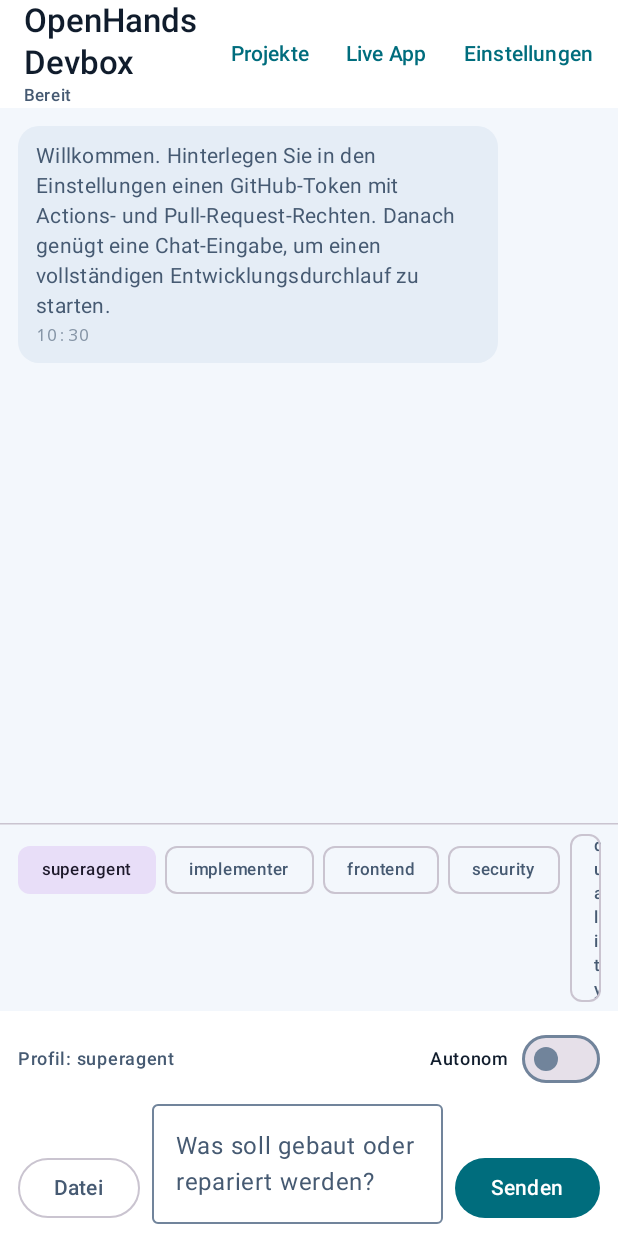
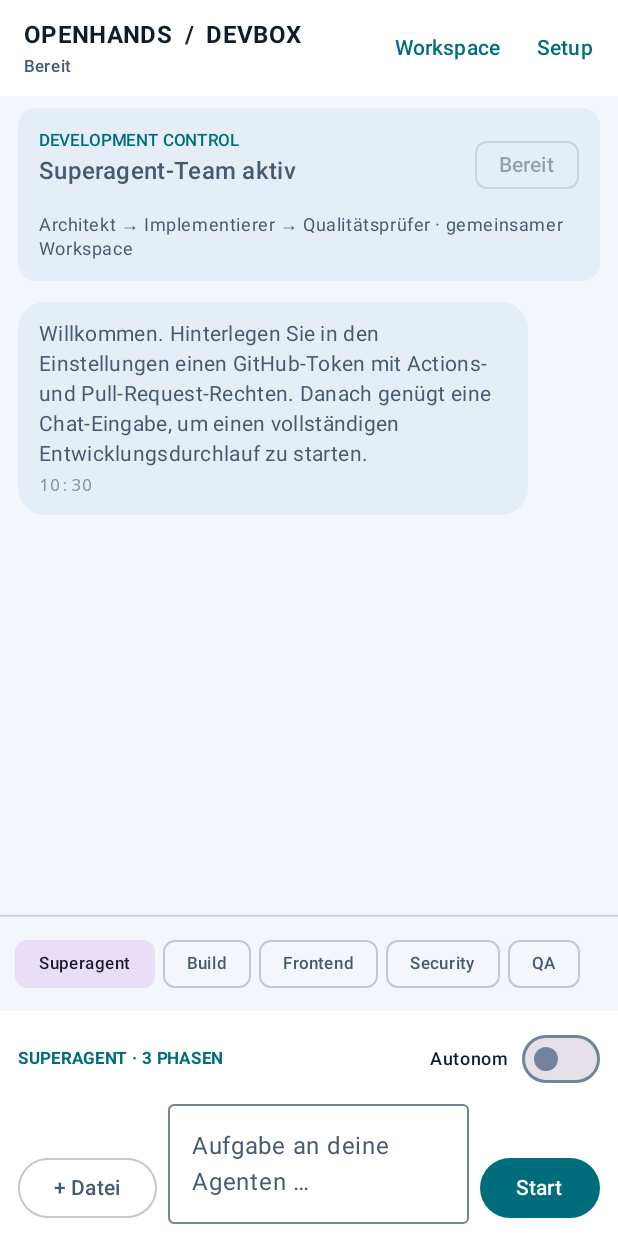
Before and after one commit to niknight1403/openhands-devbox, an Android app built with Jetpack Compose: the screen it shows after launch (MainActivity), on a phone screen of 412 x 824 dp. Run offline under Robolectric (Android 15) with nearby library versions, the phone set to English and light mode, and no system bars; pictures from the network do not load.

Commit message:
feat(ui): redesign mobile agent control center

```diff
--- a/android/app/src/main/java/dev/openhands/devbox/ui/ChatScreen.kt
+++ b/android/app/src/main/java/dev/openhands/devbox/ui/ChatScreen.kt
@@ -15,7 +15,6 @@ import androidx.compose.foundation.layout.heightIn
 import androidx.compose.foundation.layout.imePadding
 import androidx.compose.foundation.layout.navigationBarsPadding
 import androidx.compose.foundation.layout.padding
-import androidx.compose.foundation.layout.size
 import androidx.compose.foundation.layout.widthIn
 import androidx.compose.foundation.lazy.LazyColumn
 import androidx.compose.foundation.lazy.items
@@ -23,6 +22,8 @@ import androidx.compose.foundation.lazy.rememberLazyListState
 import androidx.compose.foundation.shape.RoundedCornerShape
 import androidx.compose.foundation.text.KeyboardOptions
 import androidx.compose.material3.Button
+import androidx.compose.material3.Card
+import androidx.compose.material3.CardDefaults
 import androidx.compose.material3.ExperimentalMaterial3Api
 import androidx.compose.material3.FilterChip
 import androidx.compose.material3.HorizontalDivider
@@ -72,13 +73,12 @@ fun ChatScreen(
     onMerge: (Int) -> Unit,
 ) {
     var draft by remember { mutableStateOf("") }
-    // Dateien, Fotos und Videos direkt vom Gerät; die App laedt sie danach
-    // ins Zielprojekt und gibt die Adressen an den Lauf weiter.
     val dateiAuswahl = rememberLauncherForActivityResult(ActivityResultContracts.GetContent()) { uri ->
         if (uri != null) onAttach(uri)
     }
     val listState = rememberLazyListState()
     val uriHandler = LocalUriHandler.current
+    val isOrchestrated = profile == "superagent"
 
     LaunchedEffect(messages.size) {
         if (messages.isNotEmpty()) listState.animateScrollToItem(messages.size - 1)
@@ -88,127 +88,89 @@ fun ChatScreen(
         topBar = {
             TopAppBar(
                 title = {
-                    Column {
-                        Text("OpenHands Devbox", fontWeight = FontWeight.SemiBold)
-                        Text(
-                            text = statusText,
-                            style = MaterialTheme.typography.labelSmall,
-                            color = MaterialTheme.colorScheme.onSurfaceVariant,
-                        )
+                    Column(verticalArrangement = Arrangement.spacedBy(1.dp)) {
+                        Text("OPENHANDS  /  DEVBOX", style = MaterialTheme.typography.titleMedium, fontWeight = FontWeight.Bold)
+                        Text(statusText, style = MaterialTheme.typography.labelSmall,
+                            color = if (busy) MaterialTheme.colorScheme.primary else MaterialTheme.colorScheme.onSurfaceVariant)
                     }
                 },
                 actions = {
-                    TextButton(onClick = onOpenProjects) { Text("Projekte") }
-                    TextButton(onClick = onOpenLiveApp) { Text("Live App") }
-                    if (runUrl != null) {
-                        TextButton(onClick = { runUrl.let { uriHandler.openUri(it) } }) { Text("Lauf") }
-                    }
-                    TextButton(onClick = onOpenSettings) { Text("Einstellungen") }
+                    TextButton(onClick = onOpenProjects) { Text("Workspace") }
+                    if (runUrl != null) TextButton(onClick = { uriHandler.openUri(runUrl) }) { Text("Lauf") }
+                    TextButton(onClick = onOpenSettings) { Text("Setup") }
                 },
             )
         },
         bottomBar = {
-            Column(
-                modifier = Modifier
-                    .fillMaxWidth()
-                    .background(MaterialTheme.colorScheme.surface)
-                    .imePadding()
-                    .navigationBarsPadding()
-                    .padding(horizontal = 12.dp, vertical = 8.dp),
-            ) {
-                Row(
-                    verticalAlignment = Alignment.CenterVertically,
-                    horizontalArrangement = Arrangement.spacedBy(8.dp),
-                ) {
-                    Text(
-                        text = "Profil: $profile",
-                        modifier = Modifier.weight(1f),
-                        style = MaterialTheme.typography.labelMedium,
-                        color = MaterialTheme.colorScheme.onSurfaceVariant,
-                    )
+            Column(modifier = Modifier.fillMaxWidth().background(MaterialTheme.colorScheme.surface)
+                .imePadding().navigationBarsPadding().padding(horizontal = 12.dp, vertical = 8.dp)) {
+                Row(verticalAlignment = Alignment.CenterVertically, horizontalArrangement = Arrangement.spacedBy(8.dp)) {
+                    Text(if (isOrchestrated) "SUPERAGENT · 3 PHASEN" else "SPEZIALISTEN-PROFIL",
+                        modifier = Modifier.weight(1f), style = MaterialTheme.typography.labelSmall,
+                        color = MaterialTheme.colorScheme.primary, fontWeight = FontWeight.Bold)
                     Text("Autonom", style = MaterialTheme.typography.labelMedium)
-                    Switch(
-                        checked = autoMerge,
-                        onCheckedChange = onAutoMergeChange,
-                        enabled = !busy,
-                    )
+                    Switch(checked = autoMerge, onCheckedChange = onAutoMergeChange, enabled = !busy)
                 }
                 if (attachments.isNotEmpty()) {
-                    Spacer(Modifier.height(4.dp))
-                    Row(
-                        modifier = Modifier.fillMaxWidth(),
-                        horizontalArrangement = Arrangement.spacedBy(6.dp),
-                        verticalAlignment = Alignment.CenterVertically,
-                    ) {
+                    Row(Modifier.fillMaxWidth(), horizontalArrangement = Arrangement.spacedBy(6.dp)) {
                         attachments.forEach { name ->
-                            FilterChip(
-                                selected = true,
-                                onClick = { onRemoveAttachment(name) },
-                                label = { Text("$name ×", style = MaterialTheme.typography.labelSmall) },
-                                enabled = !busy,
-                            )
+                            FilterChip(selected = true, onClick = { onRemoveAttachment(name) },
+                                label = { Text("$name ×", style = MaterialTheme.typography.labelSmall) }, enabled = !busy)
                         }
                     }
                 }
                 Spacer(Modifier.height(6.dp))
-                Row(verticalAlignment = Alignment.Bottom) {
-                    OutlinedButton(
-                        onClick = { dateiAuswahl.launch("*/*") },
-                        enabled = !busy,
-                    ) { Text("Datei") }
-                    Spacer(Modifier.size(8.dp))
-                    OutlinedTextField(
-                        value = draft,
-                        onValueChange = { draft = it },
-                        modifier = Modifier
-                            .weight(1f)
-                            .heightIn(min = 56.dp, max = 160.dp),
-                        placeholder = { Text("Was soll gebaut oder repariert werden?") },
-                        keyboardOptions = KeyboardOptions(imeAction = ImeAction.Send),
-                        maxLines = 5,
-                    )
-                    Spacer(Modifier.size(8.dp))
-                    if (busy) {
-                        OutlinedButton(onClick = onStop) { Text("Stop") }
-                    } else {
-                        Button(
-                            onClick = {
-                                if (draft.isNotBlank()) {
-                                    onSend(draft)
-                                    draft = ""
-                                }
-                            },
-                        ) { Text("Senden") }
-                    }
+                Row(verticalAlignment = Alignment.Bottom, horizontalArrangement = Arrangement.spacedBy(7.dp)) {
+                    OutlinedButton(onClick = { dateiAuswahl.launch("*/*") }, enabled = !busy) { Text("+ Datei") }
+                    OutlinedTextField(value = draft, onValueChange = { draft = it },
+                        modifier = Modifier.weight(1f).heightIn(min = 54.dp, max = 140.dp),
+                        placeholder = { Text("Aufgabe an deine Agenten …") },
+                        keyboardOptions = KeyboardOptions(imeAction = ImeAction.Send), maxLines = 5)
+                    if (busy) OutlinedButton(onClick = onStop) { Text("Stop") }
+                    else Button(onClick = {
+                        if (draft.isNotBlank()) { onSend(draft); draft = "" }
+                    }) { Text("Start") }
                 }
             }
         },
     ) { padding ->
         Column(modifier = Modifier.padding(padding).fillMaxWidth()) {
-            LazyColumn(
-                state = listState,
-                modifier = Modifier.fillMaxWidth().weight(1f),
-                contentPadding = androidx.compose.foundation.layout.PaddingValues(12.dp),
-                verticalArrangement = Arrangement.spacedBy(8.dp),
-            ) {
+            Card(modifier = Modifier.fillMaxWidth().padding(horizontal = 12.dp, vertical = 8.dp),
+                colors = CardDefaults.cardColors(containerColor = MaterialTheme.colorScheme.surfaceVariant)) {
+                Column(Modifier.fillMaxWidth().padding(14.dp), verticalArrangement = Arrangement.spacedBy(7.dp)) {
+                    Row(Modifier.fillMaxWidth(), horizontalArrangement = Arrangement.SpaceBetween) {
+                        Column {
+                            Text("DEVELOPMENT CONTROL", style = MaterialTheme.typography.labelSmall,
+                                color = MaterialTheme.colorScheme.primary)
+                            Text(if (isOrchestrated) "Superagent-Team aktiv" else "Agentenrolle: $profile",
+                                style = MaterialTheme.typography.titleMedium)
+                        }
+                        FilterChip(selected = busy, onClick = {}, enabled = false, label = { Text(if (busy) "Läuft" else "Bereit") })
+                    }
+                    Text(if (isOrchestrated) "Architekt → Implementierer → Qualitätsprüfer · gemeinsamer Workspace"
+                        else "Ein fokussierter Agentenlauf mit passendem Rollenprofil",
+                        style = MaterialTheme.typography.bodySmall, color = MaterialTheme.colorScheme.onSurfaceVariant)
+                }
+            }
+            LazyColumn(state = listState, modifier = Modifier.fillMaxWidth().weight(1f),
+                contentPadding = androidx.compose.foundation.layout.PaddingValues(horizontal = 12.dp, vertical = 6.dp),
+                verticalArrangement = Arrangement.spacedBy(9.dp)) {
                 items(messages, key = { it.id }) { message ->
                     MessageBubble(message, onOpen = { url -> uriHandler.openUri(url) }, onMerge = onMerge)
                 }
             }
             HorizontalDivider()
-            Row(
-                modifier = Modifier
-                    .fillMaxWidth()
-                    .padding(horizontal = 12.dp, vertical = 6.dp),
-                horizontalArrangement = Arrangement.spacedBy(6.dp),
-            ) {
+            Row(Modifier.fillMaxWidth().padding(horizontal = 10.dp, vertical = 7.dp),
+                horizontalArrangement = Arrangement.spacedBy(5.dp)) {
                 profiles.forEach { entry ->
-                    FilterChip(
-                        selected = entry == profile,
-                        onClick = { onProfileChange(entry) },
-                        label = { Text(entry, style = MaterialTheme.typography.labelSmall) },
-                        enabled = !busy,
-                    )
+                    FilterChip(selected = entry == profile, onClick = { onProfileChange(entry) },
+                        label = { Text(when (entry) {
+                            "superagent" -> "Superagent"
+                            "implementer" -> "Build"
+                            "frontend" -> "Frontend"
+                            "security" -> "Security"
+                            else -> "QA"
+                        }, style = MaterialTheme.typography.labelSmall) }, enabled = !busy)
                 }
             }
         }
@@ -228,38 +190,23 @@ private fun MessageBubble(message: ChatMessage, onOpen: (String) -> Unit, onMerg
         message.isError -> MaterialTheme.colorScheme.onError
         else -> MaterialTheme.colorScheme.onSurfaceVariant
     }
-    Row(
-        modifier = Modifier.fillMaxWidth(),
-        horizontalArrangement = if (isUser) Arrangement.End else Arrangement.Start,
-    ) {
-        Column(
-            modifier = Modifier
-                .widthIn(max = 320.dp)
-                .background(container, RoundedCornerShape(14.dp))
-                .padding(horizontal = 12.dp, vertical = 10.dp),
-        ) {
-            Text(text = message.text, color = contentColor, style = MaterialTheme.typography.bodyMedium)
+    Row(modifier = Modifier.fillMaxWidth(), horizontalArrangement = if (isUser) Arrangement.End else Arrangement.Start) {
+        Column(modifier = Modifier.widthIn(max = 340.dp).background(container, RoundedCornerShape(18.dp))
+            .padding(horizontal = 14.dp, vertical = 11.dp)) {
+            Text(message.text, color = contentColor, style = MaterialTheme.typography.bodyMedium)
             if (message.url != null) {
-                Spacer(Modifier.height(4.dp))
-                Text(
-                    text = "Öffnen",
-                    color = contentColor,
-                    style = MaterialTheme.typography.labelMedium,
-                    modifier = Modifier.clickable { onOpen(message.url) },
-                )
+                Spacer(Modifier.height(5.dp))
+                Text("Öffnen ↗", color = contentColor, style = MaterialTheme.typography.labelMedium,
+                    modifier = Modifier.clickable { onOpen(message.url) })
             }
             val prNumber = Regex("#(\\d+)").find(message.text)?.groupValues?.getOrNull(1)?.toIntOrNull()
             if (!isUser && prNumber != null && message.text.contains("Draft-PR")) {
-                Spacer(Modifier.height(6.dp))
+                Spacer(Modifier.height(7.dp))
                 OutlinedButton(onClick = { onMerge(prNumber) }) { Text("Jetzt mergen", style = MaterialTheme.typography.labelSmall) }
             }
-            Spacer(Modifier.height(2.dp))
-            Text(
-                text = message.time,
-                color = contentColor.copy(alpha = 0.6f),
-                style = MaterialTheme.typography.labelSmall,
-                fontFamily = FontFamily.Monospace,
-            )
+            Spacer(Modifier.height(3.dp))
+            Text(message.time, color = contentColor.copy(alpha = 0.62f),
+                style = MaterialTheme.typography.labelSmall, fontFamily = FontFamily.Monospace)
         }
     }
 }
```
